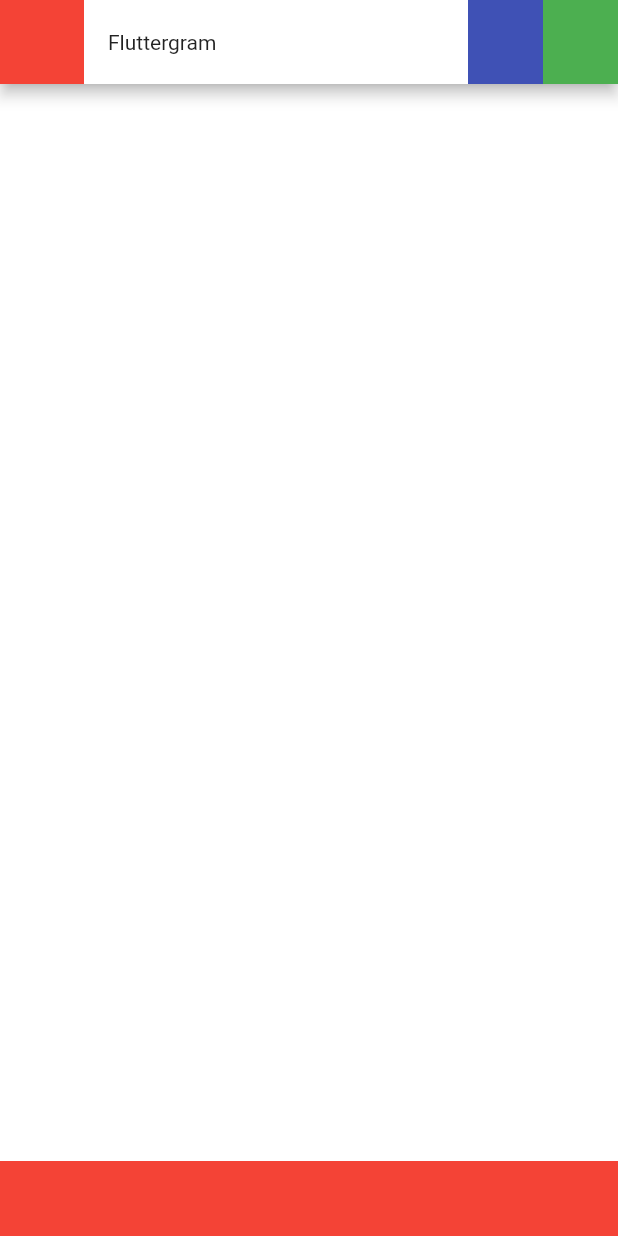
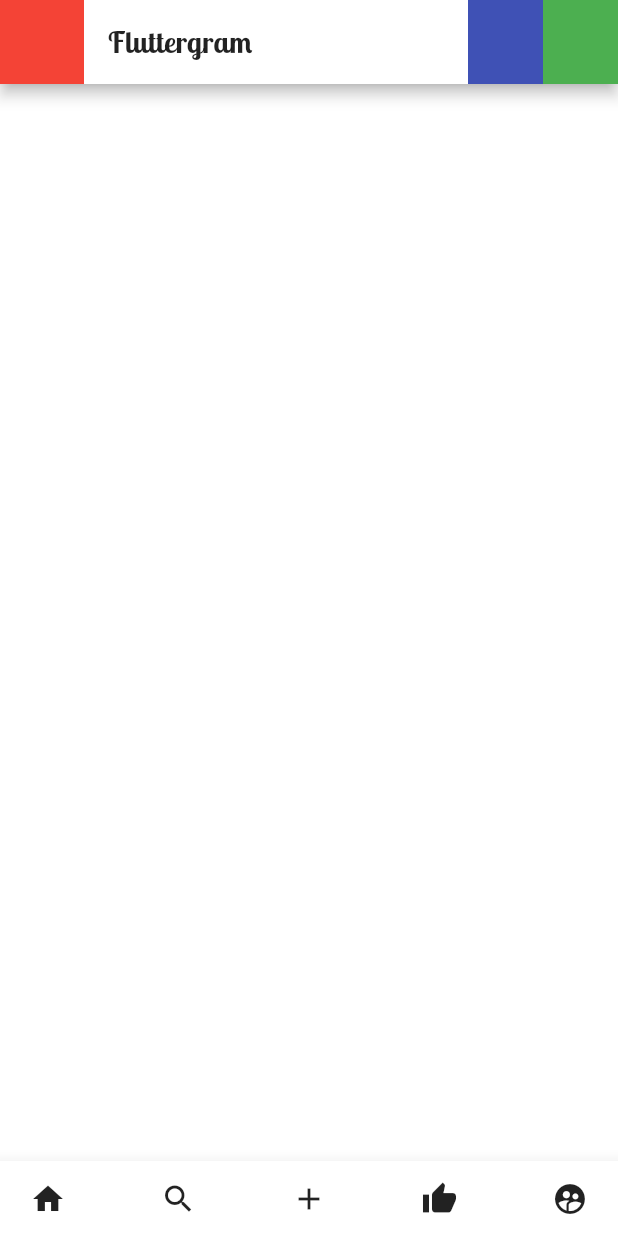
Before and after one commit to Deepankar01/Fluttergram, a Flutter app: the screen it shows after launch, on a phone screen of 412 x 824 dp. Run offline on Flutter 3.47's test engine with Material 2 defaults, Android fonts, the phone set to English and light mode, and no system bars.

Commit message:
added icons and bottom sheet

```diff
--- a/lib/Home.dart
+++ b/lib/Home.dart
@@ -8,12 +8,24 @@ class Home extends StatelessWidget {
   Widget build(BuildContext context) {
     return Scaffold(
       backgroundColor: ColorPallete.white,
-      bottomSheet: Container(
-        color: Colors.red,
-        height: 50,
-        child: Row(
-          children: <Widget>[],
+      bottomSheet: BottomSheet(
+        backgroundColor: ColorPallete.white,
+        elevation: 10,
+        builder: (BuildContext context) => Container(
+          height: 50,
+          padding: EdgeInsets.fromLTRB(20, 0, 20, 0),
+          child: Row(
+            mainAxisAlignment: MainAxisAlignment.spaceBetween,
+            children: <Widget>[
+              Icon(Icons.home),
+              Icon(Icons.search),
+              Icon(Icons.add),
+              Icon(Icons.thumb_up),
+              Icon(Icons.supervised_user_circle)
+            ],
+          ),
         ),
+        onClosing: () {},
       ),
       appBar: AppBar(
         backgroundColor: ColorPallete.white,
@@ -34,7 +46,13 @@ class Home extends StatelessWidget {
         centerTitle: false,
         textTheme:
             TextTheme(title: TextStyle(color: ColorPallete.blackWithAccent)),
-        title: Text(getMessages()['appName']),
+        title: Text(
+          getMessages()['appName'],
+          style: TextStyle(
+              fontFamily: 'LobsterTwo',
+              fontSize: 20,
+              fontWeight: FontWeight.w700),
+        ),
       ),
       body: SocialFeeds(),
     );
--- a/lib/Pallete.dart
+++ b/lib/Pallete.dart
@@ -3,4 +3,5 @@ import 'package:flutter/material.dart';
 class ColorPallete {
   static const Color white = Colors.white;
   static const Color blackWithAccent = Colors.black87;
+  static const Color shadowColor = Color(0x55dfdfdf);
 }
--- a/lib/main.dart
+++ b/lib/main.dart
@@ -18,9 +18,7 @@ class MyApp extends StatelessWidget {
         '/login': (context) => wrapWithSafeArea(Login()),
         '/signup': (context) => wrapWithSafeArea(Signup()),
       },
-      theme: ThemeData(
-        primarySwatch: Colors.blue,
-      ),
+      theme: ThemeData(primarySwatch: Colors.blue, fontFamily: 'TitilliumWeb'),
     );
   }
 }
```
Also changed, not shown: pubspec.yaml (+38 -11 lines).
